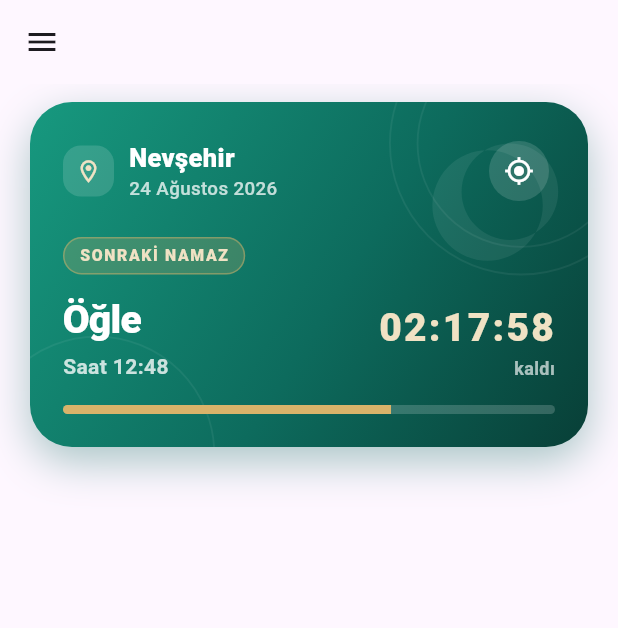
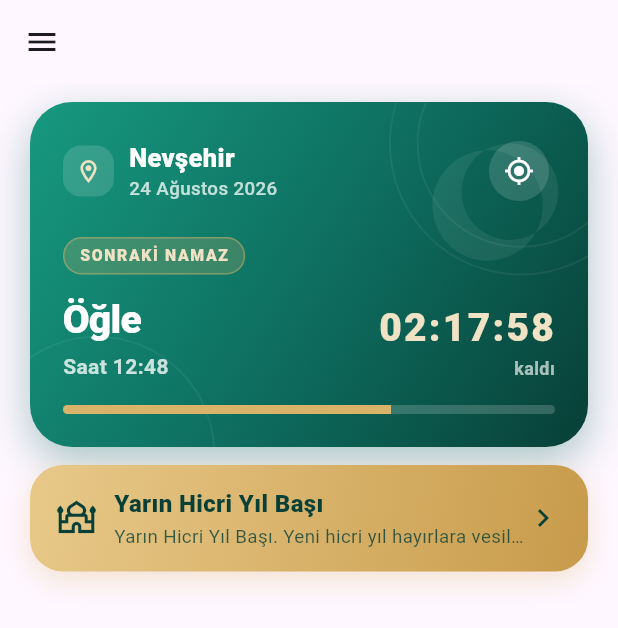
Before and after one commit to emredevlab/namaz-vaktim, a Flutter app: the HomeScreen screen opened directly with empty values, on a phone screen of 412 x 824 dp. Shown: the top 628 px of the screen. Run offline on Flutter 3.47's test engine with Material 3 defaults, Android fonts, the light colour scheme and no system bars; our stand-ins replace flutter_local_notifications, flutter_riverpod, flutter_svg, flutter_timezone, geocoding, geolocator and 6 more; missing offline and left inert: kapadokya_mobile_core; accounts and stored records are empty; statements that could not run were skipped.

Commit message:
Fix: kandil gecesinde 'Bu gece' ibaresi (Hicri gun gun batiminda baslar)
- Arife aksami (16:00 sonrasi) 'Yarin X Kandili' yerine 'Bu gece X Kandili' gösterir
- Kullanıcı dogru tespit: kandil gecesi gün batımıyla başlar, gece yarısına kadar sürer

```diff
--- a/lib/features/prayer/religious_days.dart
+++ b/lib/features/prayer/religious_days.dart
@@ -146,7 +146,7 @@ final class SpecialDayContent {
 }
 
 /// Hicri tarih + miladi günden bugünün özel içeriğini döndürür.
-/// Önce dini gün, yoksa Cuma kontrol edilir; hiçbiri değilse null.
+/// Sıra: dini gün -> arifesi (yarın dini gün) -> Cuma. Hiçbiri değilse null.
 SpecialDayContent? specialContentFor({
   required int hijriMonth,
   required int hijriDay,
@@ -158,6 +158,21 @@ SpecialDayContent? specialContentFor({
       title: special.title,
       message: special.message,
       dua: special.dua,
+      isFriday: false,
+    );
+  }
+  // Arifesi: yarın dini gün mü? (ay sonu 29/30 için ay devri de denenir)
+  final tomorrowSpecial = matchSpecialDay(hijriMonth, hijriDay + 1) ??
+      matchSpecialDay(hijriMonth + 1, 1);
+  if (tomorrowSpecial != null) {
+    // Hicri gün gün batımında başlar: ikindiden sonraki saatlerde kandil
+    // gecesi zaten yaşanıyor -> 'Bu gece'; daha erken saatlerde 'Yarın'.
+    final isEvening = gregorianDate.hour >= 16;
+    final prefix = isEvening ? 'Bu gece' : 'Yarın';
+    return SpecialDayContent(
+      title: '$prefix ${tomorrowSpecial.title}',
+      message: '$prefix ${tomorrowSpecial.title}. ${tomorrowSpecial.message}',
+      dua: tomorrowSpecial.dua,
       isFriday: false,
     );
   }
--- a/pubspec.yaml
+++ b/pubspec.yaml
@@ -1,7 +1,7 @@
 name: namaz_vaktim
 description: Namaz Vaktim baÃ„Å¸Ã„Â±msÃ„Â±z mobil uygulamasÃ„Â±.
 publish_to: none
-version: 1.7.0+17
+version: 1.7.1+18
 
 environment:
   sdk: ">=3.4.0 <4.0.0"
```
